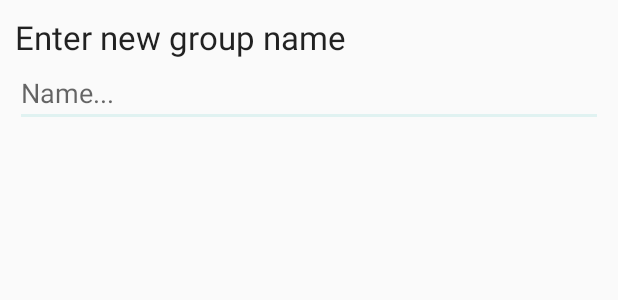
After one commit to MichalCziter/PumProjekt, an Android app: the layout dialog_edit_group_layout.xml on its own in the app's theme, with its tools: preview values and no code run, on a phone screen of 412 x 824 dp. The commit adds this screen. Shown: the top 300 px of the screen. Run offline under Robolectric (Android 15) with nearby library versions, the phone set to English and light mode, and no system bars.

Commit message:
ide na powera elo

```diff
--- /dev/null
+++ b/app/src/main/res/layout/dialog_edit_group_layout.xml
@@ -0,0 +1,24 @@
+<?xml version="1.0" encoding="utf-8"?>
+<LinearLayout xmlns:android="http://schemas.android.com/apk/res/android"
+    android:orientation="vertical"
+    android:layout_width="match_parent"
+    android:layout_height="match_parent"
+    android:padding="10dp">
+
+    <TextView
+        android:text="Enter new group name"
+        android:textAppearance="?android:attr/textAppearanceLarge"
+        android:layout_width="wrap_content"
+        android:layout_height="wrap_content" />
+
+    <EditText
+        android:id="@+id/edt_new_group_name"
+        android:hint="Name..."
+        android:layout_width="match_parent"
+        android:layout_height="wrap_content">
+
+        <requestFocus/>
+
+    </EditText>
+
+</LinearLayout>
```
Also changed, not shown: app/src/main/java/com/example/maras/androidprochatapp/ChatMessageActivity.java (+118 -0 lines), app/src/main/java/com/example/maras/androidprochatapp/Common/Common.java (+10 -0 lines), app/src/main/res/layout/activity_chat_message.xml (+10 -2 lines), app/src/main/res/menu/chat_message_group_menu.xml (added, +24 -0 lines), app/src/main/res/drawable-hdpi/ic_edit.png (added), app/src/main/res/drawable-hdpi/ic_remove.png (added), app/src/main/res/drawable-mdpi/ic_edit.png (added), app/src/main/res/drawable-mdpi/ic_remove.png (added), app/src/main/res/drawable-xhdpi/ic_edit.png (added), app/src/main/res/drawable-xhdpi/ic_remove.png (added), app/src/main/res/drawable-xxhdpi/ic_edit.png (added), app/src/main/res/drawable-xxhdpi/ic_remove.png (added).
